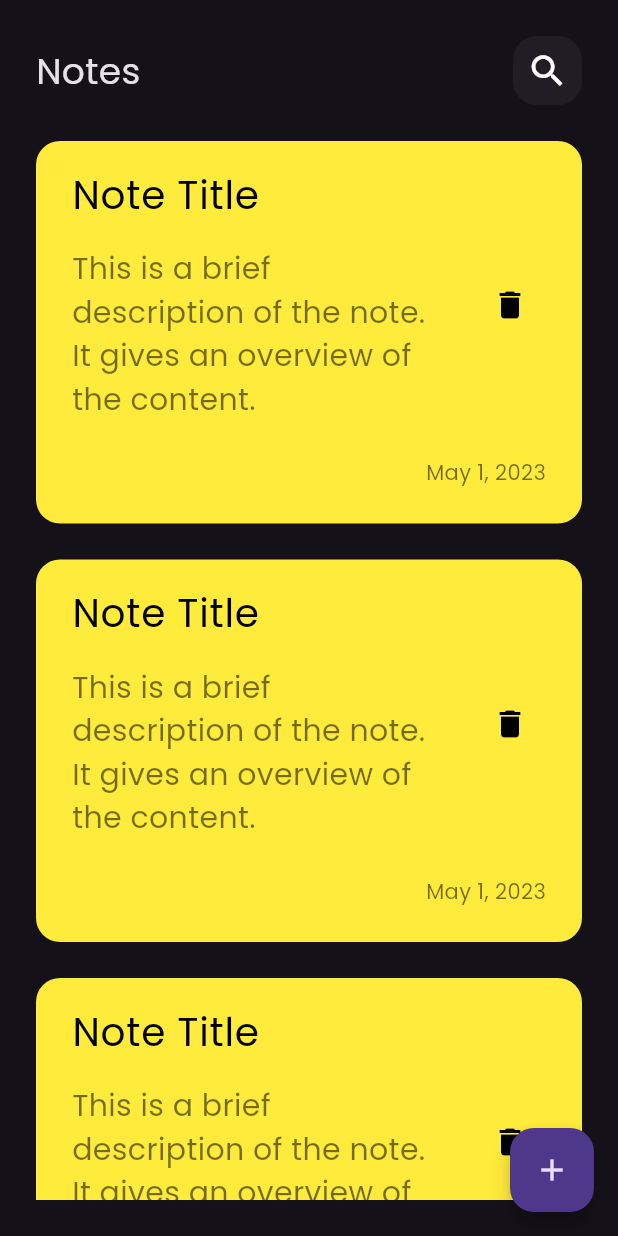
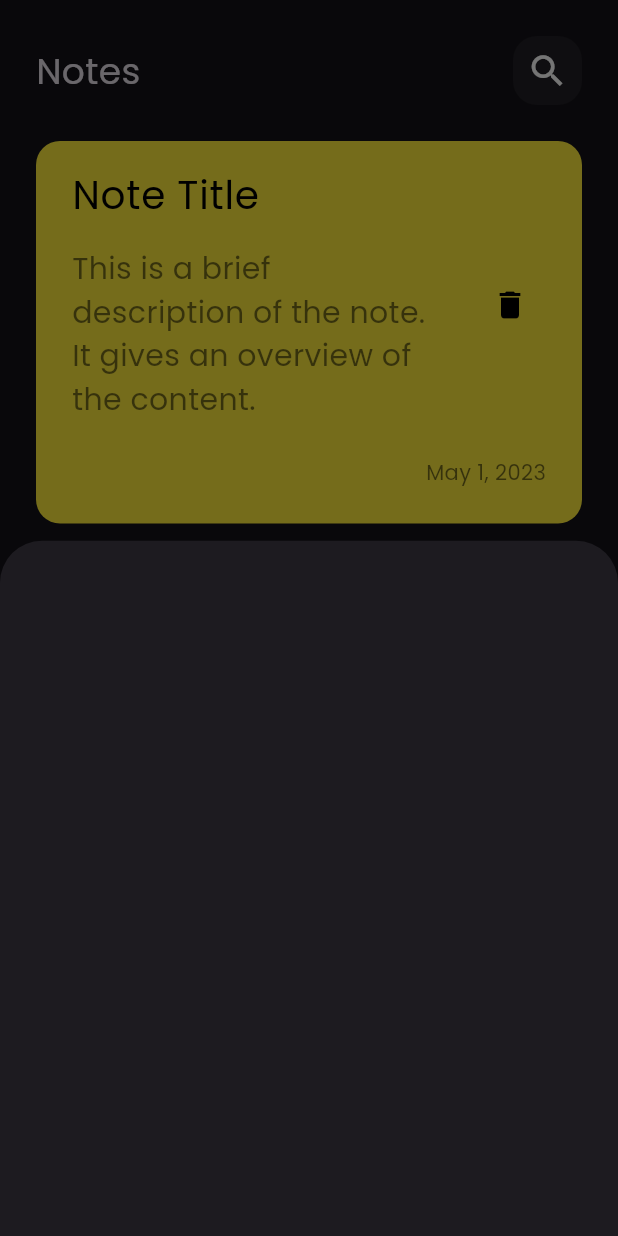
Before and after one commit to SamuelKamal13/notes-app, a Flutter app: the screen it shows after launch, after a tap on the "add" icon, on a phone screen of 412 x 824 dp. Run offline on Flutter 3.47's test engine with Material 3 defaults, Android fonts, the phone set to English and light mode, and no system bars.

Commit message:
commit all staged changes

```diff
--- a/lib/views/notes_view.dart
+++ b/lib/views/notes_view.dart
@@ -1,4 +1,5 @@
 import 'package:flutter/material.dart';
+import 'package:notesapp/widgets/add_new_note.dart';
 import 'package:notesapp/widgets/custom_app_bar.dart';
 import 'package:notesapp/widgets/notes_view_list.dart';
 
@@ -9,7 +10,14 @@ class NotesView extends StatelessWidget {
   Widget build(BuildContext context) {
     return Scaffold(
       floatingActionButton: FloatingActionButton(
-        onPressed: () {},
+        onPressed: () {
+          showModalBottomSheet(
+            context: context,
+            builder: (context) {
+              return AddNewNote();
+            },
+          );
+        },
         child: const Icon(Icons.add),
       ),
       body: const Padding(
--- /dev/null
+++ b/lib/widgets/add_new_note.dart
@@ -0,0 +1,10 @@
+import 'package:flutter/material.dart';
+
+class AddNewNote extends StatelessWidget {
+  const AddNewNote({super.key});
+
+  @override
+  Widget build(BuildContext context) {
+    return Container();
+  }
+}
```
